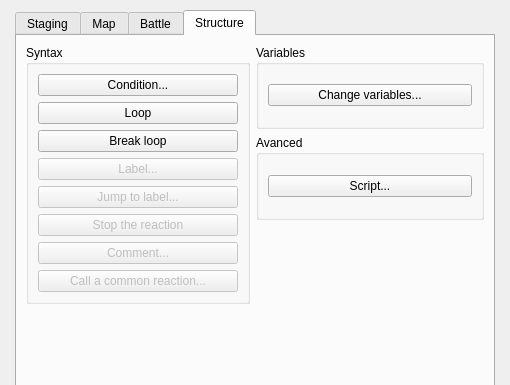
Old version of the form Editor/Dialogs/dialogcommands.ui in the repository RPG-Paper-Maker/RPG-Paper-Maker; both pictures show x 0 to 510 and y 0 to 385 of the 510 by 600 pixel window.
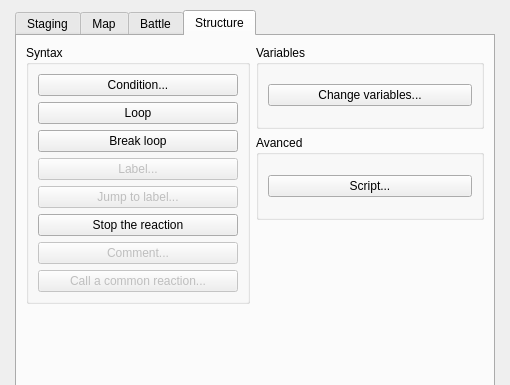
New version of the form. The open tabs and pages were chosen to show the change.

What changed in the file:
```diff
--- a/Editor/Dialogs/dialogcommands.ui
+++ b/Editor/Dialogs/dialogcommands.ui
@@ -928,7 +928,7 @@
               <item>
                <widget class="QPushButton" name="pushButtonStopReaction">
                 <property name="enabled">
-                 <bool>false</bool>
+                 <bool>true</bool>
                 </property>
                 <property name="text">
                  <string>Stop the reaction</string>
```
Left out of the diff: 2 changed lines with no effect on the pictures.
